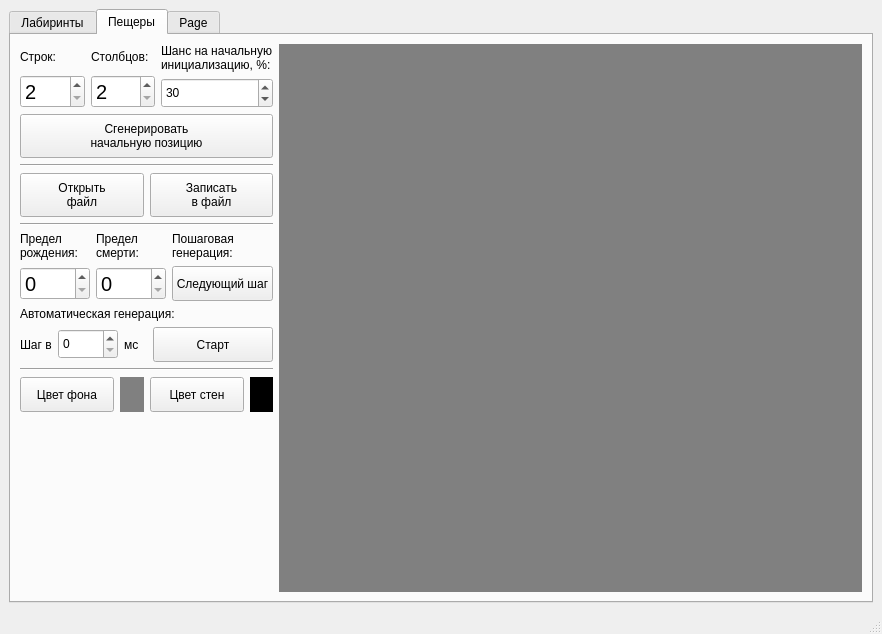
pi-svetlana/Maze, file src/maze/mainwindow.ui: the form before one commit.
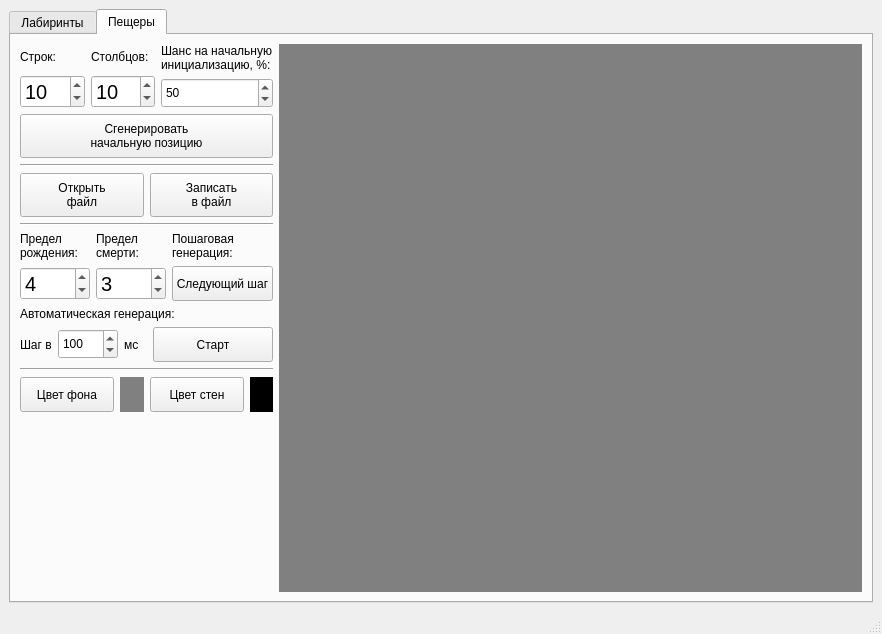
The form after the commit. Custom widgets are drawn as their Qt base class.

What changed in the file:
```diff
--- a/src/maze/mainwindow.ui
+++ b/src/maze/mainwindow.ui
@@ -407,6 +407,9 @@
                   <property name="maximum">
                    <number>50</number>
                   </property>
+                  <property name="value">
+                   <number>10</number>
+                  </property>
                  </widget>
                 </item>
                </layout>
@@ -439,6 +442,9 @@
                   <property name="maximum">
                    <number>50</number>
                   </property>
+                  <property name="value">
+                   <number>10</number>
+                  </property>
                  </widget>
                 </item>
                </layout>
@@ -468,7 +474,7 @@
                    <number>100</number>
                   </property>
                   <property name="value">
-                   <number>30</number>
+                   <number>50</number>
                   </property>
                  </widget>
                 </item>
@@ -575,6 +581,9 @@
                 <property name="maximum">
                  <number>7</number>
                 </property>
+                <property name="value">
+                 <number>4</number>
+                </property>
                </widget>
               </item>
               <item row="0" column="2">
@@ -609,6 +618,9 @@
                 <property name="maximum">
                  <number>7</number>
                 </property>
+                <property name="value">
+                 <number>3</number>
+                </property>
                </widget>
               </item>
              </layout>
@@ -637,6 +649,12 @@
                   <height>30</height>
                  </size>
                 </property>
+                <property name="maximum">
+                 <number>1000</number>
+                </property>
+                <property name="value">
+                 <number>100</number>
+                </property>
                </widget>
               </item>
               <item>
@@ -770,12 +788,6 @@
         </item>
        </layout>
       </widget>
-      <widget class="QWidget" name="tab_3">
-       <attribute name="title">
-        <string>Page</string>
-       </attribute>
-       <layout class="QVBoxLayout" name="verticalLayout_3"/>
-      </widget>
      </widget>
     </item>
    </layout>
```
